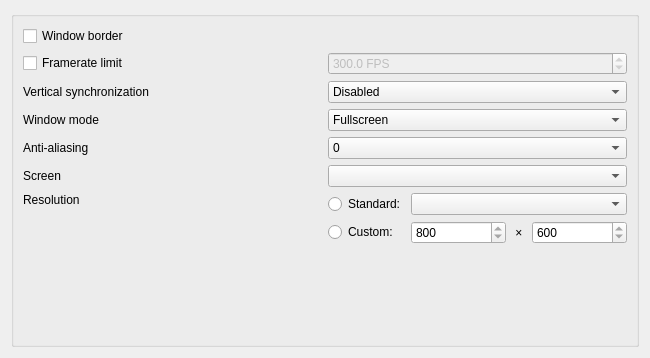
First picture: the form in apps/launcher/ui/graphicspage.ui, repository jeffcwj/openmw-cn-android, before the edit.
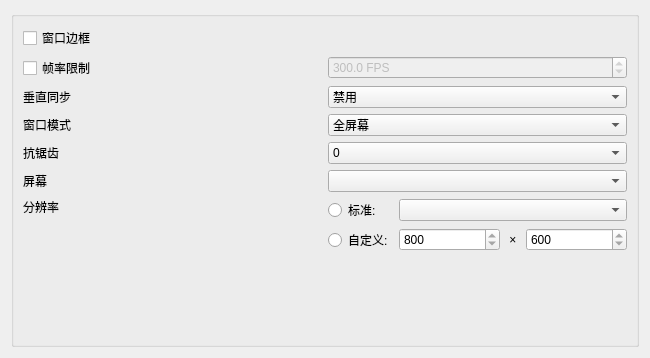
Second picture: the form after the edit.

```diff
--- a/apps/launcher/ui/graphicspage.ui
+++ b/apps/launcher/ui/graphicspage.ui
@@ -19,14 +19,14 @@
         <item row="5" column="0">
          <widget class="QLabel" name="screenLabel">
           <property name="text">
-           <string>Screen</string>
+           <string>屏幕</string>
           </property>
          </widget>
         </item>
         <item row="3" column="0">
          <widget class="QLabel" name="windowModeLabel">
           <property name="text">
-           <string>Window mode</string>
+           <string>窗口模式</string>
           </property>
          </widget>
         </item>
@@ -60,14 +60,14 @@
           <item row="1" column="1">
            <widget class="QRadioButton" name="customRadioButton">
             <property name="text">
-             <string>Custom:</string>
+             <string>自定义:</string>
             </property>
            </widget>
           </item>
           <item row="0" column="1">
            <widget class="QRadioButton" name="standardRadioButton">
             <property name="text">
-             <string>Standard:</string>
+             <string>标准:</string>
             </property>
             <property name="checkable">
              <bool>true</bool>
@@ -111,14 +111,14 @@
         <item row="1" column="0">
          <widget class="QCheckBox" name="framerateLimitCheckBox">
           <property name="text">
-           <string>Framerate limit</string>
+           <string>帧率限制</string>
           </property>
          </widget>
         </item>
         <item row="0" column="0">
          <widget class="QCheckBox" name="windowBorderCheckBox">
           <property name="text">
-           <string>Window border</string>
+           <string>窗口边框</string>
           </property>
          </widget>
         </item>
@@ -132,7 +132,7 @@
           </property>
           <item>
            <property name="text">
-            <string>Disabled</string>
+            <string>禁用</string>
            </property>
           </item>
           <item>
@@ -154,7 +154,7 @@
           </property>
           <item>
            <property name="text">
-            <string>Fullscreen</string>
+            <string>全屏幕</string>
            </property>
           </item>
           <item>
@@ -172,7 +172,7 @@
         <item row="6" column="0">
          <widget class="QLabel" name="resolutionLabel">
           <property name="text">
-           <string>Resolution</string>
+           <string>分辨率</string>
           </property>
           <property name="alignment">
            <set>Qt::AlignLeading|Qt::AlignLeft|Qt::AlignTop</set>
@@ -207,14 +207,14 @@
         <item row="4" column="0">
          <widget class="QLabel" name="antiAliasingLabel">
           <property name="text">
-           <string>Anti-aliasing</string>
+           <string>抗锯齿</string>
           </property>
          </widget>
         </item>
         <item row="2" column="0">
          <widget class="QLabel" name="vSyncLabel">
           <property name="text">
-           <string>Vertical synchronization</string>
+           <string>垂直同步</string>
           </property>
          </widget>
         </item>
```
Left out of the diff: 8 changed lines with no effect on the pictures.
